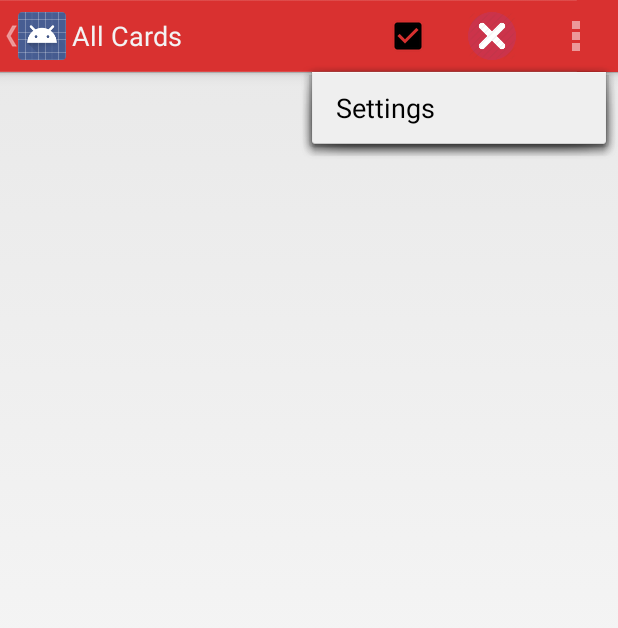
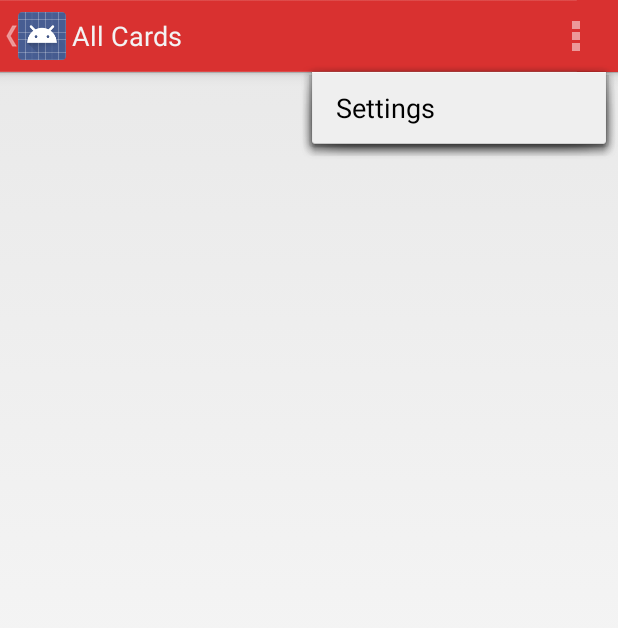
Before and after one commit to sudhakarbadugu/PasswordManager, an Android app: the CategoryEntriesListActivity screen opened directly, with no data from a screen before it, with the options menu open, on a phone screen of 412 x 824 dp. Shown: the top 628 px of the screen. Run offline under Robolectric (Android 15) with nearby library versions, the phone set to English and light mode, and no system bars; 1 statement that could not run was skipped.

Commit message:
1.65 (13-08-15) - Create the Dialog class. - Shown the validation messages. - Changed the icon for the categories entries. - Removed the to-do's from the code. - Removed the Toast.messsage's for the validations. - Removed the menu for the Categories list view. - Renamed the "tweet_list.xml" to "categoreis_list.xml"

```diff
--- a/app/src/main/AndroidManifest.xml
+++ b/app/src/main/AndroidManifest.xml
@@ -2,7 +2,7 @@
 <manifest xmlns:android="http://schemas.android.com/apk/res/android"
     package="com.blmsr.manager"
     android:versionCode="1"
-    android:versionName="1.64">
+    android:versionName="1.65">
 
     <uses-sdk
         android:minSdkVersion="14"
--- a/app/src/main/java/com/blmsr/manager/CategoryEntriesListActivity.java
+++ b/app/src/main/java/com/blmsr/manager/CategoryEntriesListActivity.java
@@ -6,6 +6,7 @@ import java.util.List;
 import android.app.ListActivity;
 import android.content.Intent;
 import android.os.Bundle;
+import android.support.v4.app.NavUtils;
 import android.util.Log;
 import android.view.Menu;
 import android.view.MenuItem;
@@ -67,7 +68,7 @@ public class CategoryEntriesListActivity extends ListActivity {
     @Override
     public boolean onCreateOptionsMenu(Menu menu) {
         // Inflate the menu; this adds items to the action bar if it is present.
-        getMenuInflater().inflate(R.menu.tweet_list, menu);
+        getMenuInflater().inflate(R.menu.categories_list, menu);
         return true;
 
     }
@@ -103,4 +104,8 @@ public class CategoryEntriesListActivity extends ListActivity {
         return  aCategoryList;
     }
 
+    @Override
+    public void onBackPressed() {
+        NavUtils.navigateUpFromSameTask(this);
+    }
 }
--- a/app/src/main/java/com/blmsr/manager/DisplayCategoriesListActivity.java
+++ b/app/src/main/java/com/blmsr/manager/DisplayCategoriesListActivity.java
@@ -3,6 +3,7 @@ package com.blmsr.manager;
 import android.app.Activity;
 import android.content.Intent;
 import android.os.Bundle;
+import android.support.v4.app.NavUtils;
 import android.view.Menu;
 import android.view.MenuItem;
 import android.view.View;
@@ -51,4 +52,9 @@ public class DisplayCategoriesListActivity extends CategoriesListActivity {
         startActivity(anIntent);
     }
 
+    @Override
+    public void onBackPressed() {
+        NavUtils.navigateUpFromSameTask(this);
+    }
+
 }
--- /dev/null
+++ b/app/src/main/res/menu/categories_list.xml
@@ -0,0 +1,10 @@
+<menu xmlns:android="http://schemas.android.com/apk/res/android"
+    xmlns:tools="http://schemas.android.com/tools"
+    tools:context="com.blmsr.manager.CategoryEntriesListActivity">
+
+    <item
+        android:id="@+id/action_settings"
+        android:orderInCategory="100"
+        android:showAsAction="never"
+        android:title="@string/action_settings" />
+</menu>
--- a/app/src/main/res/menu/menu_category_entries_editor.xml
+++ b/app/src/main/res/menu/menu_category_entries_editor.xml
@@ -5,16 +5,15 @@
     <!-- Edot, should appear as action button -->
     <item
         android:id="@+id/action_delete"
-        android:icon="@drawable/ic_delete_black_48dp"
+        android:icon="@drawable/ic_delete_white_48dp"
         android:title="@string/action_delete"
         android:showAsAction="ifRoom"
         />
 
-
     <!-- Edot, should appear as action button -->
     <item
         android:id="@+id/action_save"
-        android:icon="@drawable/ic_done_black_48dp"
+        android:icon="@drawable/ic_done_white_48dp"
         android:title="@string/lbl_save"
         android:showAsAction="ifRoom"
         />
--- a/app/src/main/res/menu/tweet_list.xml
+++ /dev/null
@@ -1,26 +0,0 @@
-<menu xmlns:android="http://schemas.android.com/apk/res/android"
-    xmlns:tools="http://schemas.android.com/tools"
-    tools:context="com.blmsr.manager.CategoryEntriesListActivity" >
-
-
-    <!-- Edot, should appear as action button -->
-    <item android:id="@+id/action_save"
-        android:icon="@drawable/abc_btn_check_to_on_mtrl_015"
-        android:title="@string/action_search"
-        android:showAsAction="ifRoom"
-        />
-
-    <!-- Edot, should appear as action button -->
-    <item android:id="@+id/action_delete"
-        android:icon="@drawable/delete"
-        android:title="@string/action_delete"
-        android:showAsAction="ifRoom"
-        />
-    <item
-        android:id="@+id/action_settings"
-        android:orderInCategory="100"
-        android:showAsAction="never"
-        android:title="@string/action_settings"/>
-
-
-</menu>
```
Also changed, not shown: app/src/main/java/com/blmsr/manager/CategoriesListActivity.java (+4 -4 lines), app/src/main/java/com/blmsr/manager/CategoryEditorActivity.java (+14 -11 lines), app/src/main/java/com/blmsr/manager/CategoryEntriesEditorActivity.java (+85 -33 lines), 1 other file.
